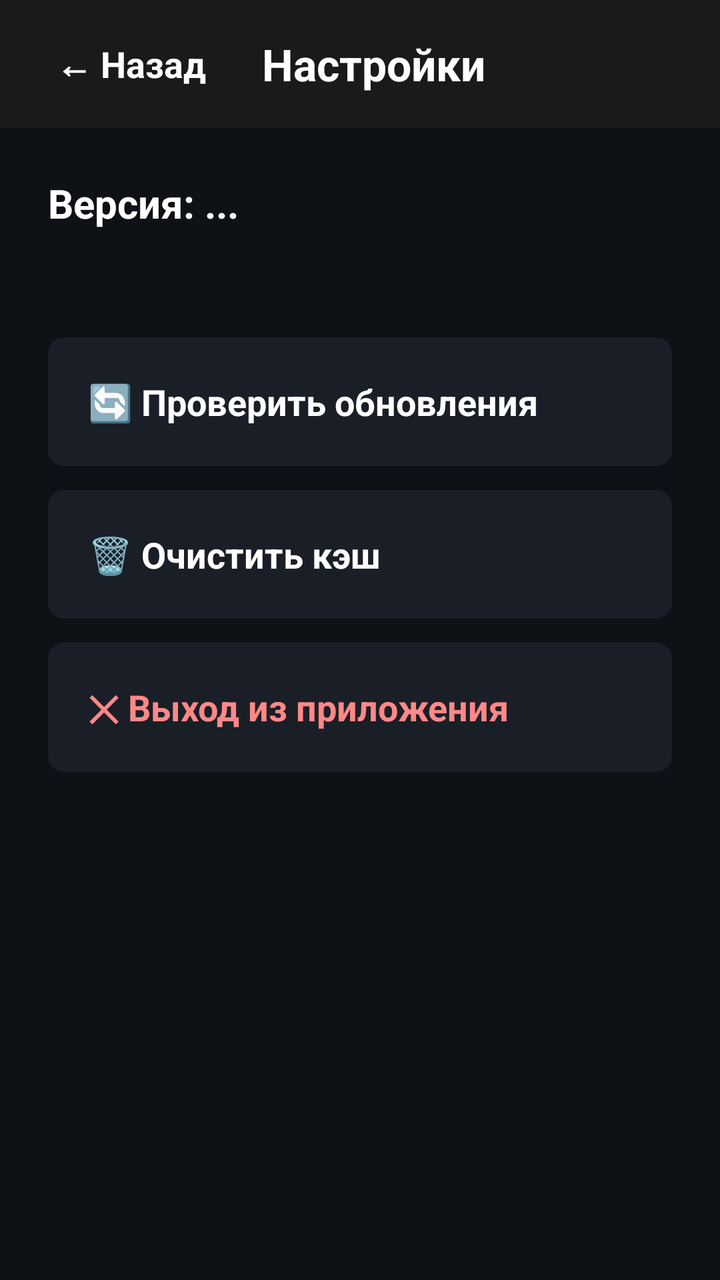
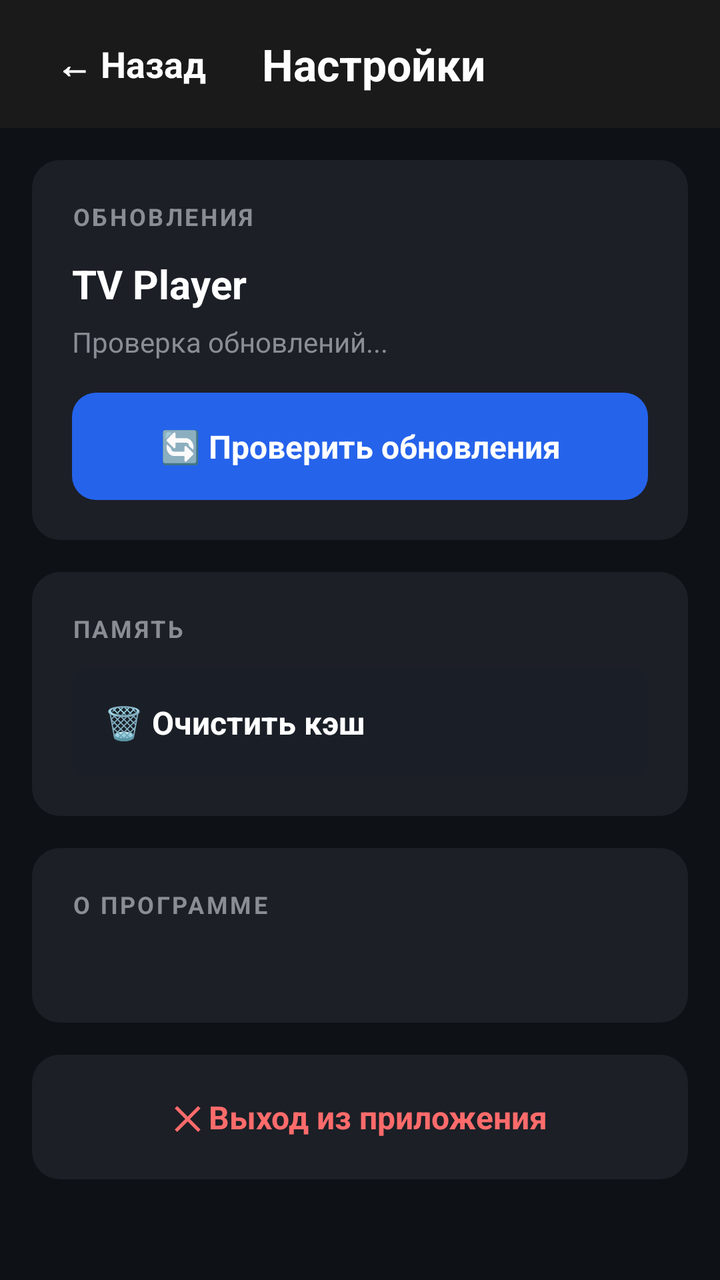

Before-and-after screenshots of an Android layout around one commit, followed by the original layout XML and the change that was made.
<!-- AndroidManifest.xml: application theme Theme.TVPlayer -->
<!-- res/layout/activity_settings.xml -->
<?xml version="1.0" encoding="utf-8"?>
<androidx.constraintlayout.widget.ConstraintLayout
    xmlns:android="http://schemas.android.com/apk/res/android"
    xmlns:app="http://schemas.android.com/apk/res-auto"
    android:layout_width="match_parent"
    android:layout_height="match_parent"
    android:background="@color/bg">
    <LinearLayout
        android:id="@+id/topBar"
        android:layout_width="match_parent"
        android:layout_height="64dp"
        android:orientation="horizontal"
        android:background="#1A1A1A"
        android:gravity="center_vertical"
        android:paddingHorizontal="16dp"
        app:layout_constraintTop_toTopOf="parent">
        <TextView
            android:id="@+id/btnBack"
            android:layout_width="wrap_content"
            android:layout_height="wrap_content"
            android:text="← Назад"
            android:textColor="@color/text"
            android:textSize="18sp"
            android:textStyle="bold"
            android:padding="12dp"
            android:focusable="true"
            android:clickable="true"
            android:background="?attr/selectableItemBackground" />
        <TextView
            android:layout_width="0dp"
            android:layout_height="wrap_content"
            android:layout_weight="1"
            android:text="Настройки"
            android:textColor="@color/text"
            android:textSize="22sp"
            android:textStyle="bold"
            android:paddingStart="16dp" />
    </LinearLayout>
    <ScrollView
        android:layout_width="0dp"
        android:layout_height="0dp"
        android:fillViewport="true"
        app:layout_constraintTop_toBottomOf="@id/topBar"
        app:layout_constraintBottom_toBottomOf="parent"
        app:layout_constraintStart_toStartOf="parent"
        app:layout_constraintEnd_toEndOf="parent">
        <LinearLayout
            android:layout_width="match_parent"
            android:layout_height="wrap_content"
            android:orientation="vertical"
            android:padding="24dp">
            <TextView
                android:id="@+id/txtVersion"
                android:layout_width="match_parent"
                android:layout_height="wrap_content"
                android:text="Версия: ..."
                android:textColor="@color/text"
                android:textSize="20sp"
                android:textStyle="bold"
                android:paddingBottom="8dp" />
            <TextView
                android:id="@+id/txtStatus"
                android:layout_width="match_parent"
                android:layout_height="wrap_content"
                android:text=""
                android:textColor="#FFEB3B"
                android:textSize="16sp"
                android:paddingBottom="24dp" />
            <TextView
                android:id="@+id/btnCheckUpdate"
                android:layout_width="match_parent"
                android:layout_height="wrap_content"
                android:text="🔄 Проверить обновления"
                android:textColor="@color/text"
                android:textSize="18sp"
                android:textStyle="bold"
                android:padding="20dp"
                android:focusable="true"
                android:clickable="true"
                android:background="@drawable/tile_selector"
                android:layout_marginBottom="12dp" />
            <TextView
                android:id="@+id/btnClearCache"
                android:layout_width="match_parent"
                android:layout_height="wrap_content"
                android:text="🗑 Очистить кэш"
                android:textColor="@color/text"
                android:textSize="18sp"
                android:textStyle="bold"
                android:padding="20dp"
                android:focusable="true"
                android:clickable="true"
                android:background="@drawable/tile_selector"
                android:layout_marginBottom="12dp" />
            <TextView
                android:id="@+id/btnExitApp"
                android:layout_width="match_parent"
                android:layout_height="wrap_content"
                android:text="✕ Выход из приложения"
                android:textColor="#FF8888"
                android:textSize="18sp"
                android:textStyle="bold"
                android:padding="20dp"
                android:focusable="true"
                android:clickable="true"
                android:background="@drawable/tile_selector"
                android:layout_marginBottom="24dp" />
            <TextView
                android:id="@+id/txtAbout"
                android:layout_width="match_parent"
                android:layout_height="wrap_content"
                android:text=""
                android:textColor="@color/text_dim"
                android:textSize="14sp"
                android:paddingTop="16dp" />
        </LinearLayout>
    </ScrollView>
</androidx.constraintlayout.widget.ConstraintLayout>
<!-- resources referenced by this layout -->
<resources>
  <color name="bg">#FF0E1116</color>
  <color name="text">#FFFFFFFF</color>
  <color name="text_dim">#FFB0B6C0</color>
  <!-- drawable tile_selector (drawable) -->
  <?xml version="1.0" encoding="utf-8"?>
  <selector xmlns:android="http://schemas.android.com/apk/res/android">
      <item android:state_focused="true">
          <shape android:shape="rectangle">
              <solid android:color="@color/tile_bg" />
              <stroke android:width="3dp" android:color="@color/tile_focus" />
              <corners android:radius="8dp" />
          </shape>
      </item>
      <item>
          <shape android:shape="rectangle">
              <solid android:color="@color/tile_bg" />
              <corners android:radius="8dp" />
          </shape>
      </item>
  </selector>
  <style name="Theme.TVPlayer" parent="Theme.AppCompat.NoActionBar">
          <item name="android:windowBackground">@color/bg</item>
          <item name="android:statusBarColor">@color/bg</item>
          <item name="android:navigationBarColor">@color/bg</item>
          <item name="android:textColor">@color/text</item>
      </style>
  <color name="tile_bg">#FF1A1F27</color>
  <color name="tile_focus">#FF3B82F6</color>
</resources>

<!-- the commit's change to res/layout/activity_settings.xml (unified diff, before → after) -->
@@ -48,71 +48,124 @@
             android:layout_width="match_parent"
             android:layout_height="wrap_content"
             android:orientation="vertical"
-            android:padding="24dp">
-            <TextView
-                android:id="@+id/txtVersion"
+            android:padding="16dp">
+
+            <LinearLayout
                 android:layout_width="match_parent"
                 android:layout_height="wrap_content"
-                android:text="Версия: ..."
-                android:textColor="@color/text"
-                android:textSize="20sp"
-                android:textStyle="bold"
-                android:paddingBottom="8dp" />
-            <TextView
-                android:id="@+id/txtStatus"
+                android:orientation="vertical"
+                android:background="@drawable/card_bg"
+                android:padding="20dp"
+                android:layout_marginBottom="16dp">
+                <TextView
+                    android:layout_width="match_parent"
+                    android:layout_height="wrap_content"
+                    android:text="ОБНОВЛЕНИЯ"
+                    android:textColor="#FF8A8D93"
+                    android:textSize="12sp"
+                    android:textStyle="bold"
+                    android:letterSpacing="0.1"
+                    android:paddingBottom="12dp" />
+                <TextView
+                    android:id="@+id/txtVersion"
+                    android:layout_width="match_parent"
+                    android:layout_height="wrap_content"
+                    android:text="TV Player"
+                    android:textColor="@color/text"
+                    android:textSize="20sp"
+                    android:textStyle="bold" />
+                <TextView
+                    android:id="@+id/txtStatus"
+                    android:layout_width="match_parent"
+                    android:layout_height="wrap_content"
+                    android:text="Проверка обновлений..."
+                    android:textColor="#FF8A8D93"
+                    android:textSize="14sp"
+                    android:paddingTop="6dp"
+                    android:paddingBottom="16dp" />
+                <TextView
+                    android:id="@+id/btnCheckUpdate"
+                    android:layout_width="match_parent"
+                    android:layout_height="wrap_content"
+                    android:text="🔄 Проверить обновления"
+                    android:textColor="#FFFFFFFF"
+                    android:textSize="16sp"
+                    android:textStyle="bold"
+                    android:gravity="center"
+                    android:padding="16dp"
+                    android:focusable="true"
+                    android:clickable="true"
+                    android:background="@drawable/button_accent_bg" />
+            </LinearLayout>
+
+            <LinearLayout
                 android:layout_width="match_parent"
                 android:layout_height="wrap_content"
-                android:text=""
-                android:textColor="#FFEB3B"
-                android:textSize="16sp"
-                android:paddingBottom="24dp" />
-            <TextView
-                android:id="@+id/btnCheckUpdate"
+                android:orientation="vertical"
+                android:background="@drawable/card_bg"
+                android:padding="20dp"
+                android:layout_marginBottom="16dp">
+                <TextView
+                    android:layout_width="match_parent"
+                    android:layout_height="wrap_content"
+                    android:text="ПАМЯТЬ"
+                    android:textColor="#FF8A8D93"
+                    android:textSize="12sp"
+                    android:textStyle="bold"
+                    android:letterSpacing="0.1"
+                    android:paddingBottom="12dp" />
+                <TextView
+                    android:id="@+id/btnClearCache"
+                    android:layout_width="match_parent"
+                    android:layout_height="wrap_content"
+                    android:text="🗑 Очистить кэш"
+                    android:textColor="@color/text"
+                    android:textSize="16sp"
+                    android:textStyle="bold"
+                    android:padding="16dp"
+                    android:focusable="true"
+                    android:clickable="true"
+                    android:background="@drawable/tile_selector" />
+            </LinearLayout>
+
+            <LinearLayout
                 android:layout_width="match_parent"
                 android:layout_height="wrap_content"
-                android:text="🔄 Проверить обновления"
-                android:textColor="@color/text"
-                android:textSize="18sp"
-                android:textStyle="bold"
+                android:orientation="vertical"
+                android:background="@drawable/card_bg"
                 android:padding="20dp"
-                android:focusable="true"
-                android:clickable="true"
-                android:background="@drawable/tile_selector"
-                android:layout_marginBottom="12dp" />
-            <TextView
-                android:id="@+id/btnClearCache"
-                android:layout_width="match_parent"
-                android:layout_height="wrap_content"
-                android:text="🗑 Очистить кэш"
-                android:textColor="@color/text"
-                android:textSize="18sp"
-                android:textStyle="bold"
-                android:padding="20dp"
-                android:focusable="true"
-                android:clickable="true"
-                android:background="@drawable/tile_selector"
-                android:layout_marginBottom="12dp" />
+                android:layout_marginBottom="16dp">
+                <TextView
+                    android:layout_width="match_parent"
+                    android:layout_height="wrap_content"
+                    android:text="О ПРОГРАММЕ"
+                    android:textColor="#FF8A8D93"
+                    android:textSize="12sp"
+                    android:textStyle="bold"
+                    android:letterSpacing="0.1"
+                    android:paddingBottom="12dp" />
+                <TextView
+                    android:id="@+id/txtAbout"
+                    android:layout_width="match_parent"
+                    android:layout_height="wrap_content"
+                    android:textColor="@color/text"
+                    android:textSize="14sp"
+                    android:lineSpacingExtra="4dp" />
+            </LinearLayout>
+
             <TextView
                 android:id="@+id/btnExitApp"
                 android:layout_width="match_parent"
                 android:layout_height="wrap_content"
                 android:text="✕ Выход из приложения"
-                android:textColor="#FF8888"
-                android:textSize="18sp"
+                android:textColor="#FFFF6B6B"
+                android:textSize="16sp"
                 android:textStyle="bold"
+                android:gravity="center"
                 android:padding="20dp"
                 android:focusable="true"
                 android:clickable="true"
-                android:background="@drawable/tile_selector"
-                android:layout_marginBottom="24dp" />
-            <TextView
-                android:id="@+id/txtAbout"
-                android:layout_width="match_parent"
-                android:layout_height="wrap_content"
-                android:text=""
-                android:textColor="@color/text_dim"
-                android:textSize="14sp"
-                android:paddingTop="16dp" />
+                android:background="@drawable/card_bg" />
         </LinearLayout>
     </ScrollView>
 </androidx.constraintlayout.widget.ConstraintLayout>
<!-- resource entries referenced after the edit -->
@@ -2,7 +2,39 @@
 <resources>
   <color name="bg">#FF0E1116</color>
   <color name="text">#FFFFFFFF</color>
-  <color name="text_dim">#FFB0B6C0</color>
+  <!-- drawable button_accent_bg (drawable) -->
+  <?xml version="1.0" encoding="utf-8"?>
+  <selector xmlns:android="http://schemas.android.com/apk/res/android">
+      <item android:state_focused="true">
+          <shape android:shape="rectangle">
+              <solid android:color="#FF3B82F6" />
+              <corners android:radius="12dp" />
+          </shape>
+      </item>
+      <item>
+          <shape android:shape="rectangle">
+              <solid android:color="#FF2563EB" />
+              <corners android:radius="12dp" />
+          </shape>
+      </item>
+  </selector>
+  <!-- drawable card_bg (drawable) -->
+  <?xml version="1.0" encoding="utf-8"?>
+  <selector xmlns:android="http://schemas.android.com/apk/res/android">
+      <item android:state_focused="true">
+          <shape android:shape="rectangle">
+              <solid android:color="#FF1C1F26" />
+              <stroke android:width="2dp" android:color="#FFFFFFFF" />
+              <corners android:radius="14dp" />
+          </shape>
+      </item>
+      <item>
+          <shape android:shape="rectangle">
+              <solid android:color="#FF1C1F26" />
+              <corners android:radius="14dp" />
+          </shape>
+      </item>
+  </selector>
   <!-- drawable tile_selector (drawable) -->
   <?xml version="1.0" encoding="utf-8"?>
   <selector xmlns:android="http://schemas.android.com/apk/res/android">
